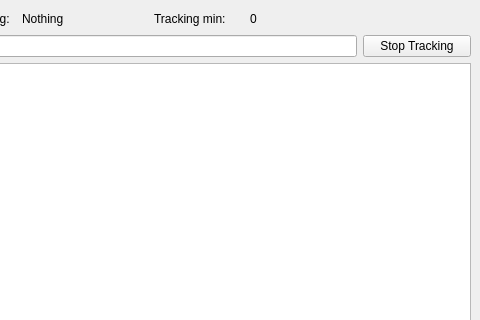
Before: the Qt Designer form ui/qamster.ui in Narfinger/qamster, drawn with Qt 5; both pictures show x 214 to 694 and y 0 to 320 of the 694 by 549 pixel window.
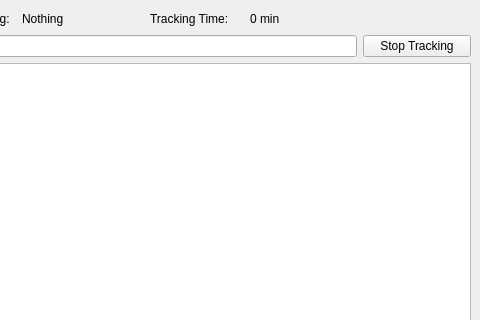
After: the same form once the commit is applied. Custom widgets are drawn as their Qt base class.

Diff of the .ui file:
```diff
--- a/ui/qamster.ui
+++ b/ui/qamster.ui
@@ -32,14 +32,14 @@
     <item row="0" column="3" alignment="Qt::AlignHCenter">
      <widget class="QLabel" name="label_2">
       <property name="text">
-       <string>Tracking min:</string>
+       <string>Tracking Time:</string>
       </property>
      </widget>
     </item>
     <item row="0" column="4">
      <widget class="QLabel" name="timeLabel">
       <property name="text">
-       <string>0</string>
+       <string>0 min</string>
       </property>
      </widget>
     </item>
```
